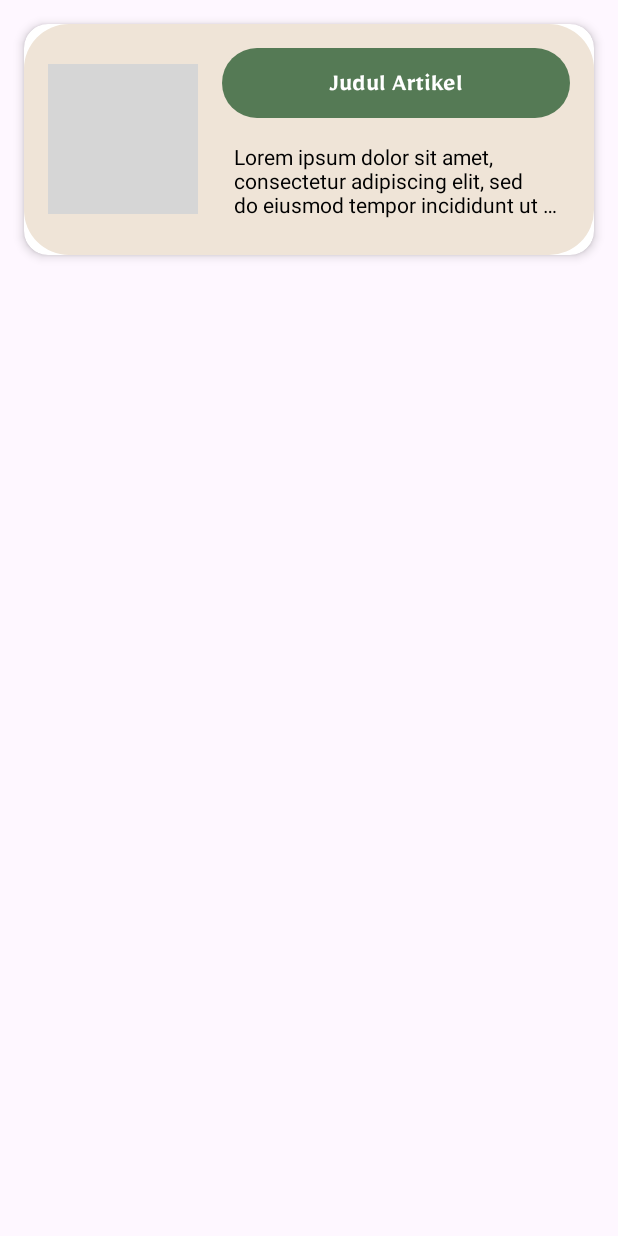
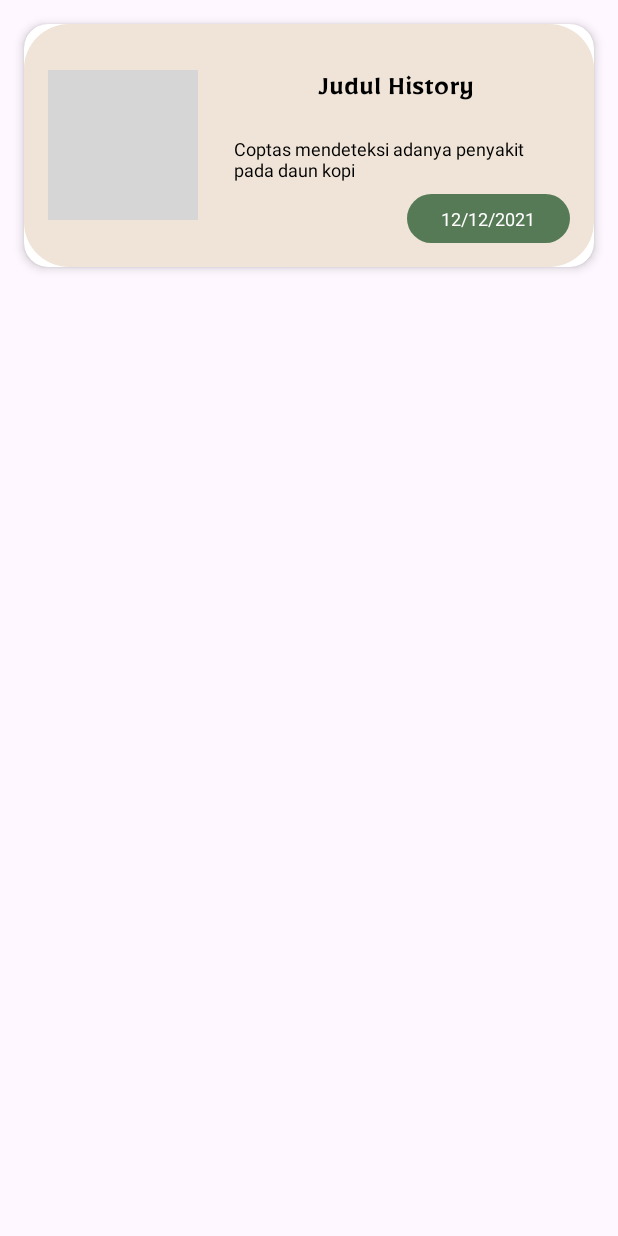
Before and after one commit to C241-PS120/bangkit-mobile-dev, an Android app: the layout list_dashboard.xml on its own in the app's theme, with its tools: preview values and no code run, on a phone screen of 412 x 824 dp. Run offline under Robolectric (Android 15) with nearby library versions, the phone set to English and light mode, and no system bars; grey boxes are pictures that could not be loaded.

Commit message:
membuat cardview history and artikel

```diff
--- a/CoffeeProtectionandAnalysisSystem/app/build.gradle.kts
+++ b/CoffeeProtectionandAnalysisSystem/app/build.gradle.kts
@@ -48,6 +48,8 @@ dependencies {
     implementation("androidx.lifecycle:lifecycle-viewmodel-ktx:2.8.0")
     implementation("androidx.navigation:navigation-fragment-ktx:2.7.7")
     implementation("androidx.navigation:navigation-ui-ktx:2.7.7")
+    implementation("androidx.legacy:legacy-support-v4:1.0.0")
+    implementation("androidx.fragment:fragment-ktx:1.5.6")
     testImplementation("junit:junit:4.13.2")
     androidTestImplementation("androidx.test.ext:junit:1.1.5")
     androidTestImplementation("androidx.test.espresso:espresso-core:3.5.1")
--- a/CoffeeProtectionandAnalysisSystem/app/src/main/res/layout/list_dashboard.xml
+++ b/CoffeeProtectionandAnalysisSystem/app/src/main/res/layout/list_dashboard.xml
@@ -5,9 +5,9 @@
     android:layout_width="match_parent"
     android:layout_height="wrap_content"
     android:layout_margin="16dp"
+    app:cardBackgroundColor="@android:color/white"
     app:cardCornerRadius="16dp"
-    app:cardElevation="4dp"
-    app:cardBackgroundColor="@android:color/white">
+    app:cardElevation="4dp">
 
     <RelativeLayout
         android:layout_width="match_parent"
@@ -16,7 +16,7 @@
         android:padding="16dp">
 
         <ImageView
-            android:id="@+id/image_artikel"
+            android:id="@+id/image_history"
             android:layout_width="100dp"
             android:layout_height="100dp"
             android:layout_alignParentStart="true"
@@ -29,32 +29,46 @@
             android:id="@+id/title_artikel"
             android:layout_width="match_parent"
             android:layout_height="wrap_content"
-            android:layout_toEndOf="@id/image_artikel"
             android:layout_alignParentTop="true"
-            android:textSize="18sp"
-            android:textStyle="bold"
+            android:layout_toEndOf="@id/image_history"
+            android:background="@drawable/rounded_rectangle"
+            android:ellipsize="end"
             android:fontFamily="@font/mirza_semibold"
-            android:textColor="@android:color/white"
+            android:gravity="center"
+            android:maxLines="1"
+            android:padding="8dp"
+            android:textAlignment="center"
+            android:textColor="@color/black"
+            android:textSize="20sp"
+            tools:text="Judul History" />
+
+        <TextView
+            android:id="@+id/description_history"
+            android:layout_width="match_parent"
+            android:layout_height="wrap_content"
+            android:layout_below="@id/title_artikel"
+            android:layout_toEndOf="@id/image_history"
+            android:ellipsize="end"
+            android:maxLines="2"
+            android:padding="8dp"
+            android:textColor="@color/black"
+            android:textSize="12sp"
+            tools:text="Coptas mendeteksi adanya penyakit pada daun kopi" />
+
+        <TextView
+            android:id="@+id/date_history"
+            android:layout_width="124dp"
+            android:layout_height="wrap_content"
+            android:layout_below="@id/description_history"
+            android:layout_marginStart="123dp"
+            android:layout_marginTop="0dp"
+            android:layout_toEndOf="@id/image_history"
             android:background="@drawable/title_background"
             android:padding="8dp"
-            android:textAlignment="center"
-            android:layout_marginBottom="8dp"
-            android:maxLines="1"
-            android:ellipsize="end"
-            tools:text="Judul Artikel" />
-
-        <TextView
-            android:id="@+id/description_artikel"
-            android:layout_width="wrap_content"
-            android:layout_height="wrap_content"
-            android:layout_toEndOf="@id/image_artikel"
-            android:layout_below="@id/title_artikel"
-            android:textSize="14sp"
-            android:textColor="@android:color/black"
-            android:padding="8dp"
-            android:maxLines="3"
-            android:ellipsize="end"
-            tools:text="Lorem ipsum dolor sit amet, consectetur adipiscing elit, sed do eiusmod tempor incididunt ut labore et dolore magna aliqua." />
+            android:gravity="center"
+            android:textColor="@color/white"
+            android:textSize="12sp"
+            tools:text="12/12/2021" />
 
     </RelativeLayout>
 
--- a/CoffeeProtectionandAnalysisSystem/app/src/main/res/values/strings.xml
+++ b/CoffeeProtectionandAnalysisSystem/app/src/main/res/values/strings.xml
@@ -9,4 +9,5 @@
     <string name="cara_pengobatan">Cara Pengobatan</string>
     <string name="scan_gambar">Scan Gambar</string>
     <string name="ambil_gambar">Ambil Gambar</string>
+    <string name="search">Pencarian</string>
 </resources>
```
Also changed, not shown: CoffeeProtectionandAnalysisSystem/app/src/main/java/com/example/coffeeprotectionandanalysissystem/ui/detail/DetailFragment.kt (added, +31 -0 lines), CoffeeProtectionandAnalysisSystem/app/src/main/java/com/example/coffeeprotectionandanalysissystem/ui/detail/DetailViewModel.kt (added, +7 -0 lines), CoffeeProtectionandAnalysisSystem/app/src/main/res/layout/fragment_detail.xml (added, +13 -0 lines), CoffeeProtectionandAnalysisSystem/app/src/main/res/layout/list_article.xml (added, +61 -0 lines), CoffeeProtectionandAnalysisSystem/app/src/main/res/layout/list_notification.xml (deleted, +0 -75 lines), CoffeeProtectionandAnalysisSystem/app/src/main/res/menu/top_nav_menu.xml (+7 -0 lines).
